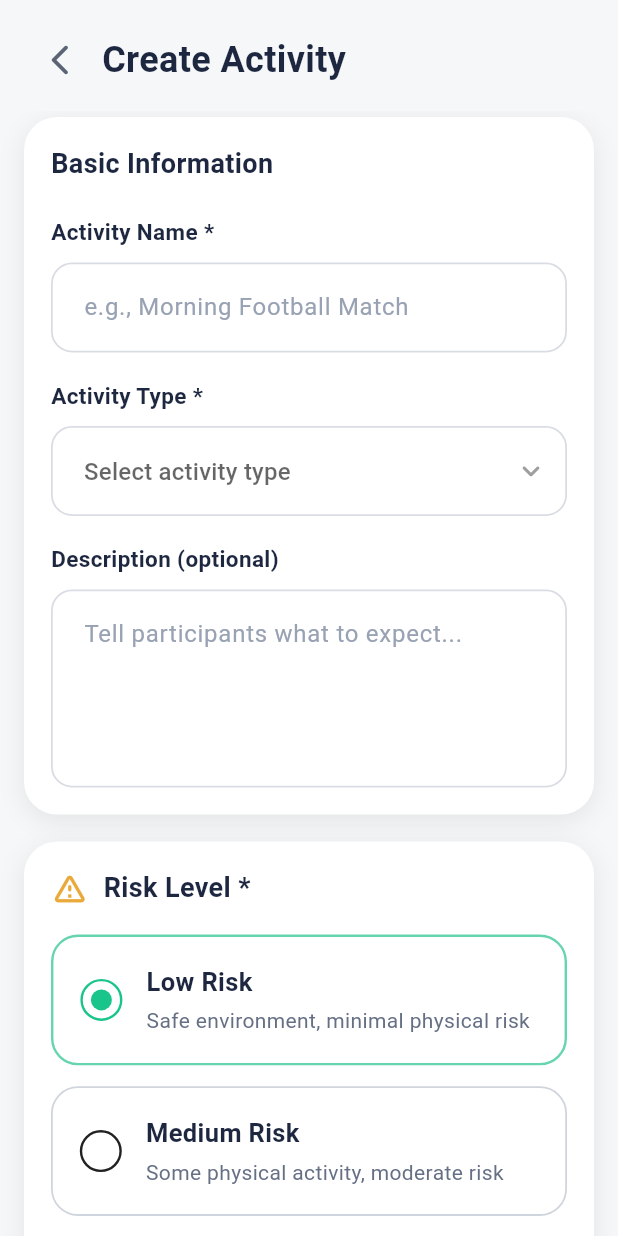
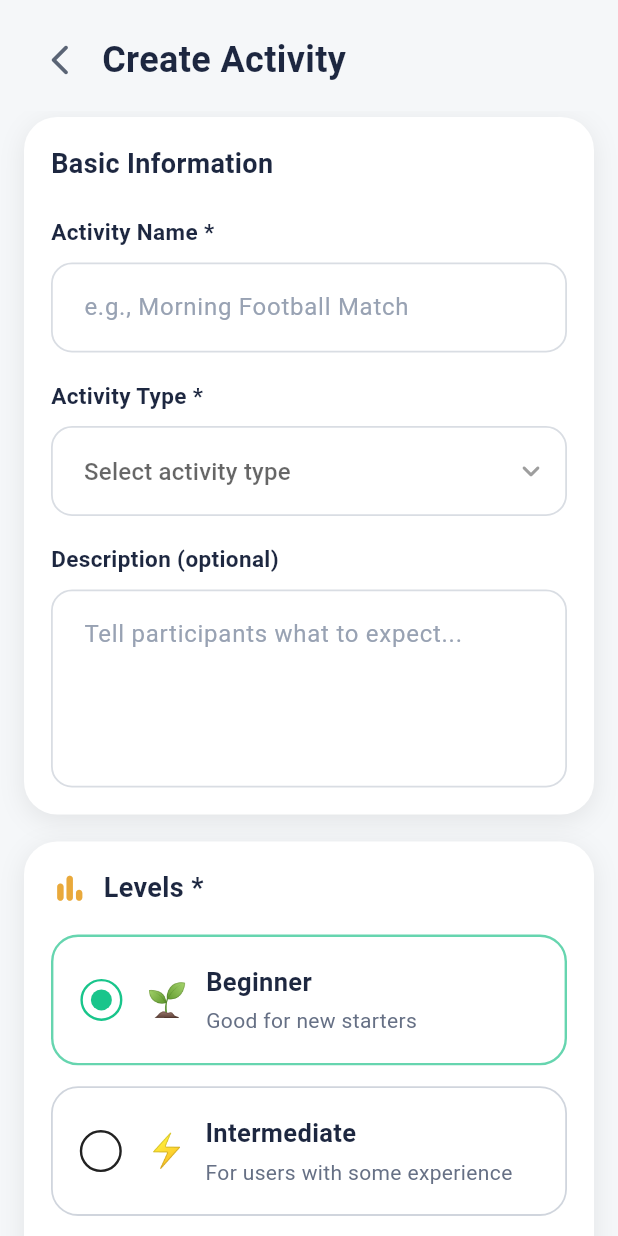
Before and after one commit to Renad5A/Good-Game, a Flutter app: the AddActivityPage screen opened by its route, on a phone screen of 412 x 824 dp. Run offline on Flutter 3.47's test engine with Material 3 defaults, Android fonts, the light colour scheme and no system bars; our stand-ins replace geolocator, google_maps_flutter; missing offline and left inert: flutter_polyline_points.

Commit message:
Update add_activity_page.dart

```diff
--- a/gg_app/lib/pages/add_activity_page.dart
+++ b/gg_app/lib/pages/add_activity_page.dart
@@ -26,7 +26,8 @@ class _AddActivityPageState extends State<AddActivityPage> {
 
   final TextEditingController _activityNameController = TextEditingController();
   final TextEditingController _descriptionController = TextEditingController();
-  final TextEditingController _googleMapsLinkController = TextEditingController();
+  final TextEditingController _googleMapsLinkController =
+      TextEditingController();
   final TextEditingController _feesController = TextEditingController(text: '0');
   final TextEditingController _maxParticipantsController =
       TextEditingController(text: '20');
@@ -49,8 +50,7 @@ class _AddActivityPageState extends State<AddActivityPage> {
   DateTime? selectedDate;
   TimeOfDay? selectedTime;
 
-  String riskLevel = 'Low Risk';
-  String createAs = 'Regular User';
+  String selectedLevel = 'Beginner';
   String genderPreference = 'Mixed';
   String activityMode = 'One-time Event';
   String? recurringFrequency;
@@ -262,7 +262,8 @@ class _AddActivityPageState extends State<AddActivityPage> {
     ];
 
     final dayName = weekdays[selectedDate!.weekday - 1];
-    final hour = selectedTime!.hourOfPeriod == 0 ? 12 : selectedTime!.hourOfPeriod;
+    final hour =
+        selectedTime!.hourOfPeriod == 0 ? 12 : selectedTime!.hourOfPeriod;
     final minute = selectedTime!.minute.toString().padLeft(2, '0');
     final period = selectedTime!.period == DayPeriod.am ? 'AM' : 'PM';
 
@@ -376,6 +377,9 @@ class _AddActivityPageState extends State<AddActivityPage> {
       return;
     }
 
+    final int maxParticipants =
+        int.tryParse(_maxParticipantsController.text.trim()) ?? 20;
+
     final lat = _selectedLocation?.latitude ??
         neighborhoodCoordinates[selectedNeighborhood]?.latitude;
     final lng = _selectedLocation?.longitude ??
@@ -383,24 +387,25 @@ class _AddActivityPageState extends State<AddActivityPage> {
 
     final result = {
       "title": _activityNameController.text.trim(),
-      "host": createAs == 'Organizer' ? "Organizer" : "Regular_User",
+      "host": "Creator",
+      "creatorName": "Creator",
       "activity": selectedActivityType,
       "activityPlain": _getPlainActivityName(selectedActivityType!),
       "description": _descriptionController.text.trim(),
-      "riskLevel": riskLevel,
+      "level": selectedLevel,
+      "riskLevel": selectedLevel,
       "location": selectedNeighborhood,
       "neighborhood": selectedNeighborhood,
       "dayTime": _buildDayTimeText(),
       "time": _mapPreferredTimeFromSelectedTime(),
       "participants": 1,
-      "spotsLeft":
-          (int.tryParse(_maxParticipantsController.text.trim()) ?? 20) - 1,
+      "spotsLeft": maxParticipants - 1,
+      "maxParticipants": maxParticipants,
       "isJoined": false,
       "lat": lat,
       "lng": lng,
       "googleMapsLink": _googleMapsLinkController.text.trim(),
       "fees": _feesController.text.trim(),
-      "maxParticipants": _maxParticipantsController.text.trim(),
       "genderPreference": genderPreference,
       "activityMode": activityMode,
       "recurringFrequency": recurringFrequency,
@@ -560,9 +565,10 @@ class _AddActivityPageState extends State<AddActivityPage> {
     );
   }
 
-  Widget _buildRiskOption({
+  Widget _buildLevelOption({
     required String title,
     required String subtitle,
+    required String emoji,
     required bool selected,
     required VoidCallback onTap,
   }) {
@@ -602,6 +608,11 @@ class _AddActivityPageState extends State<AddActivityPage> {
                   : null,
             ),
             const SizedBox(width: 16),
+            Text(
+              emoji,
+              style: const TextStyle(fontSize: 22),
+            ),
+            const SizedBox(width: 12),
             Expanded(
               child: Column(
                 crossAxisAlignment: CrossAxisAlignment.start,
@@ -775,8 +786,9 @@ class _AddActivityPageState extends State<AddActivityPage> {
                             const SizedBox(height: 10),
                             TextFormField(
                               controller: _activityNameController,
-                              decoration:
-                                  _inputDecoration("e.g., Morning Football Match"),
+                              decoration: _inputDecoration(
+                                "e.g., Morning Football Match",
+                              ),
                               validator: (value) {
                                 if (value == null || value.trim().isEmpty) {
                                   return "Please enter activity name";
@@ -841,46 +853,47 @@ class _AddActivityPageState extends State<AddActivityPage> {
                         ),
                       ),
                       const SizedBox(height: 18),
+
                       _buildSectionCard(
                         child: Column(
                           crossAxisAlignment: CrossAxisAlignment.start,
                           children: [
                             _buildSectionTitle(
-                              icon: Icons.warning_amber_rounded,
+                              icon: Icons.bar_chart_rounded,
                               iconColor: sectionIconOrange,
-                              title: "Risk Level *",
+                              title: "Levels *",
                             ),
                             const SizedBox(height: 18),
-                            _buildRiskOption(
-                              title: "Low Risk",
-                              subtitle:
-                                  "Safe environment, minimal physical risk",
-                              selected: riskLevel == "Low Risk",
+                            _buildLevelOption(
+                              title: "Beginner",
+                              subtitle: "Good for new starters",
+                              emoji: "🌱",
+                              selected: selectedLevel == "Beginner",
                               onTap: () {
                                 setState(() {
-                                  riskLevel = "Low Risk";
+                                  selectedLevel = "Beginner";
                                 });
                               },
                             ),
-                            _buildRiskOption(
-                              title: "Medium Risk",
-                              subtitle:
-                                  "Some physical activity, moderate risk",
-                              selected: riskLevel == "Medium Risk",
+                            _buildLevelOption(
+                              title: "Intermediate",
+                              subtitle: "For users with some experience",
+                              emoji: "⚡",
+                              selected: selectedLevel == "Intermediate",
                               onTap: () {
                                 setState(() {
-                                  riskLevel = "Medium Risk";
+                                  selectedLevel = "Intermediate";
                                 });
                               },
                             ),
-                            _buildRiskOption(
-                              title: "High Risk",
-                              subtitle:
-                                  "Intense activity, higher injury risk",
-                              selected: riskLevel == "High Risk",
+                            _buildLevelOption(
+                              title: "Advanced",
+                              subtitle: "For experienced participants",
+                              emoji: "🔥",
+                              selected: selectedLevel == "Advanced",
                               onTap: () {
                                 setState(() {
-                                  riskLevel = "High Risk";
+                                  selectedLevel = "Advanced";
                                 });
                               },
                             ),
@@ -888,6 +901,7 @@ class _AddActivityPageState extends State<AddActivityPage> {
                         ),
                       ),
                       const SizedBox(height: 18),
+
                       _buildSectionCard(
                         child: Column(
                           crossAxisAlignment: CrossAxisAlignment.start,
@@ -977,13 +991,15 @@ class _AddActivityPageState extends State<AddActivityPage> {
                             const SizedBox(height: 10),
                             TextFormField(
                               controller: _googleMapsLinkController,
-                              decoration:
-                                  _inputDecoration("https://maps.google.com/..."),
+                              decoration: _inputDecoration(
+                                "https://maps.google.com/...",
+                              ),
                             ),
                           ],
                         ),
                       ),
                       const SizedBox(height: 18),
+
                       _buildSectionCard(
                         child: Column(
                           crossAxisAlignment: CrossAxisAlignment.start,
@@ -1017,6 +1033,7 @@ class _AddActivityPageState extends State<AddActivityPage> {
                         ),
                       ),
                       const SizedBox(height: 18),
+
                       _buildSectionCard(
                         child: Column(
                           crossAxisAlignment: CrossAxisAlignment.start,
@@ -1025,41 +1042,6 @@ class _AddActivityPageState extends State<AddActivityPage> {
                               icon: Icons.people_outline,
                               iconColor: sectionIconOrange,
                               title: "Settings",
-                            ),
-                            const SizedBox(height: 18),
-                            const Text(
-                              "Create as",
-                              style: TextStyle(
-                                color: titleColor,
-                                fontSize: 15,
-                                fontWeight: FontWeight.w600,
-                              ),
-                            ),
-                            const SizedBox(height: 10),
-                            Row(
-                              children: [
-                                _buildOptionCard(
-                                  title: "Regular User",
-                                  icon: Icons.person_outline,
-                                  selected: createAs == "Regular User",
-                                  onTap: () {
-                                    setState(() {
-                                      createAs = "Regular User";
-                                    });
-                                  },
-                                ),
-                                const SizedBox(width: 12),
-                                _buildOptionCard(
-                                  title: "Organizer",
-                                  icon: Icons.people_outline,
-                                  selected: createAs == "Organizer",
-                                  onTap: () {
-                                    setState(() {
-                                      createAs = "Organizer";
-                                    });
-                                  },
-                                ),
-                              ],
                             ),
                             const SizedBox(height: 18),
                             Row(
```
